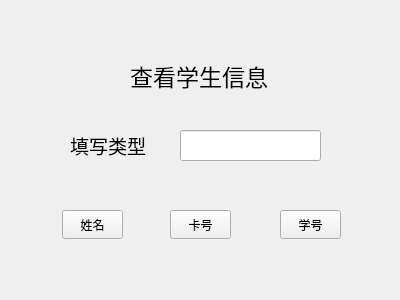
This is viewstudentinfo.ui in kagura114/NetCard as Qt 5 draws it before an edit. The edited form follows.
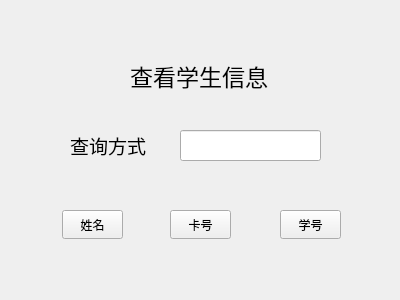
This is the edited form.

```diff
--- a/viewstudentinfo.ui
+++ b/viewstudentinfo.ui
@@ -56,7 +56,7 @@
     </font>
    </property>
    <property name="text">
-    <string>填写类型</string>
+    <string>查询方式</string>
    </property>
   </widget>
   <widget class="QPushButton" name="Qname">
```
